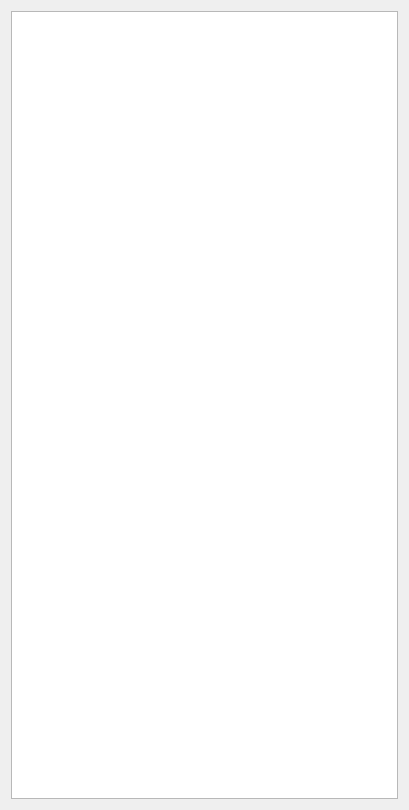
Qt form StageRunner/gui/scenestatuswidget.ui (Pit1966/StageRunner) before a commit.
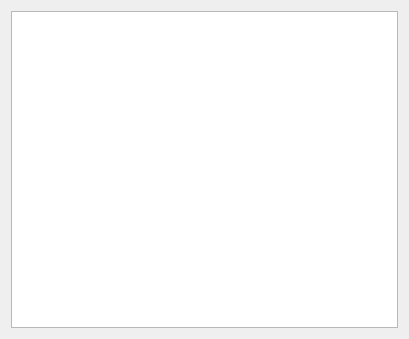
The same form after that commit.

Diff of the .ui file:
```diff
--- a/StageRunner/gui/scenestatuswidget.ui
+++ b/StageRunner/gui/scenestatuswidget.ui
@@ -7,7 +7,7 @@
     <x>0</x>
     <y>0</y>
     <width>409</width>
-    <height>810</height>
+    <height>339</height>
    </rect>
   </property>
   <property name="windowTitle">
```
